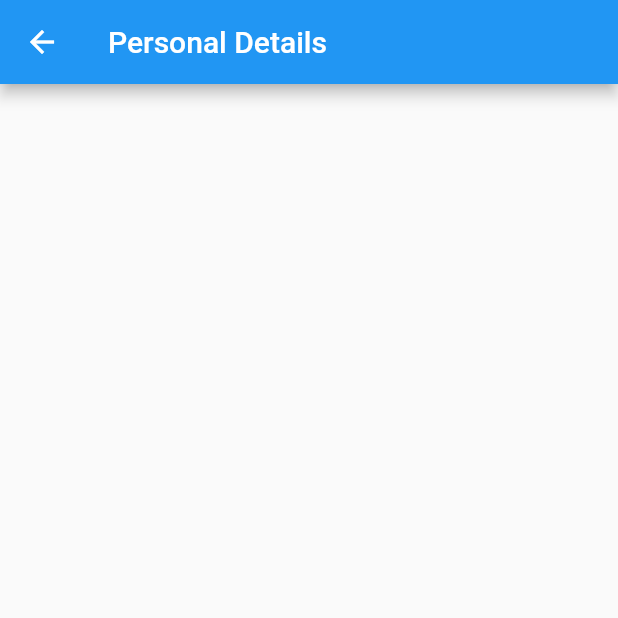
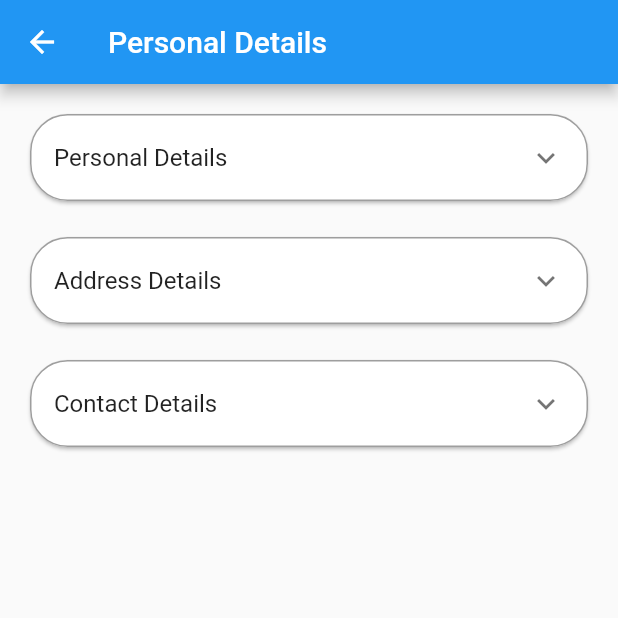
Before and after one commit to Manoj882/flutter_localization, a Flutter app: the PersonalDetailsPage screen opened directly, on a phone screen of 412 x 824 dp, the top half of it. Run offline on Flutter 3.47's test engine with Material 2 defaults, Android fonts, the phone set to English and light mode, and no system bars; generated files the repository leaves out were written again.

Commit message:
made custom expandable widget

```diff
--- a/lib/pages/personal_details_page.dart
+++ b/lib/pages/personal_details_page.dart
@@ -2,6 +2,10 @@
 
 import 'package:flutter/material.dart';
 import 'package:flutter_gen/gen_l10n/app_localizations.dart';
+import 'package:flutter_localization_app/utils/custom_expandable_widget.dart';
+import 'package:flutter_localization_app/widgets/tile_widgets/address_details_tile/address_details_tile.dart';
+import 'package:flutter_localization_app/widgets/tile_widgets/contact_details_tile/contact_details_tile.dart';
+import 'package:flutter_localization_app/widgets/tile_widgets/personal_details_tile/personal_details_tile.dart';
 
 class PersonalDetailsPage extends StatelessWidget {
   const PersonalDetailsPage({super.key});
@@ -10,6 +14,24 @@ class PersonalDetailsPage extends StatelessWidget {
   Widget build(BuildContext context) {
     return Scaffold(
       appBar: AppBar(title: Text(AppLocalizations.of(context)!.personalDetails),),
+      body: Padding(
+        padding: const EdgeInsets.symmetric(vertical: 16, horizontal: 16),
+        child: SingleChildScrollView(
+          physics: const BouncingScrollPhysics(),
+          child: Column(
+            mainAxisAlignment: MainAxisAlignment.start,
+            crossAxisAlignment: CrossAxisAlignment.start,
+            children: [
+              PersonalDetailsTile(),
+              SizedBox(height: 16,),
+              AddressDetailsTile(),
+              SizedBox(height: 16,),
+              ContactDetailsTile(),
+
+            ],
+          ),
+        ),
+      ),
     );
   }
 }
--- /dev/null
+++ b/lib/utils/custom_expandable_widget.dart
@@ -0,0 +1,65 @@
+import 'package:flutter/material.dart';
+
+class CustomExpandableWidget extends StatefulWidget {
+  const CustomExpandableWidget({
+    required this.tileTitle,
+    required this.tileWidget,
+    super.key});
+
+  final String tileTitle;
+  final Widget tileWidget;
+
+  @override
+  State<CustomExpandableWidget> createState() => _CustomExpandableWidgetState();
+}
+
+class _CustomExpandableWidgetState extends State<CustomExpandableWidget> {
+
+  UniqueKey? _tileKey;
+  bool _isExpanded = false;
+
+  void expandTile() {
+    setState(() {
+      _isExpanded = true;
+      _tileKey = UniqueKey();
+    });
+  }
+
+  void shrinkTile() {
+    setState(() {
+      _isExpanded = false;
+      _tileKey = UniqueKey();
+    });
+  }
+
+
+  @override
+  Widget build(BuildContext context) {
+    return Theme(
+      data: Theme.of(context).copyWith(dividerColor: Colors.transparent),
+      child: Card(
+        shape: RoundedRectangleBorder(
+          borderRadius: BorderRadius.circular(25),
+          side: BorderSide(color: Colors.grey.shade500),
+        ),
+
+
+        child: ExpansionTile(
+          key: _tileKey,
+          initiallyExpanded: _isExpanded,
+          title: Text(widget.tileTitle),
+          onExpansionChanged: (isExapnded){
+            setState(() {
+              _isExpanded = isExapnded;
+            });
+          },
+          childrenPadding: const  EdgeInsets.only(right: 16, left: 16, bottom: 16),
+          children: [
+            _isExpanded ? widget.tileWidget : const SizedBox.shrink(),
+          ],
+
+        ),
+      ),
+    );
+  }
+}
--- /dev/null
+++ b/lib/widgets/tile_widgets/address_details_tile/address_details_tile.dart
@@ -0,0 +1,25 @@
+import 'package:flutter/cupertino.dart';
+import 'package:flutter/src/widgets/container.dart';
+import 'package:flutter/src/widgets/framework.dart';
+import 'package:flutter_localization_app/utils/custom_expandable_widget.dart';
+import 'package:flutter_localization_app/widgets/tile_widgets/address_details_tile/permanent_address_tile.dart';
+import 'package:flutter_localization_app/widgets/tile_widgets/address_details_tile/temporary_address_tile.dart';
+
+class AddressDetailsTile extends StatelessWidget {
+  const AddressDetailsTile({super.key});
+
+  @override
+  Widget build(BuildContext context) {
+    return CustomExpandableWidget(
+      tileTitle: 'Address Details',
+      tileWidget: Column(
+      children: [
+        PermanentAddressTile(),
+        SizedBox(height: 16,),
+        TemporaryAddresstile(),
+
+      ],
+    ),
+    );
+  }
+}
--- /dev/null
+++ b/lib/widgets/tile_widgets/contact_details_tile/contact_details_tile.dart
@@ -0,0 +1,32 @@
+import 'package:flutter/material.dart';
+import 'package:flutter_localization_app/utils/custom_expandable_widget.dart';
+import 'package:flutter_localization_app/utils/custom_text_form_field.dart';
+
+class ContactDetailsTile extends StatelessWidget {
+  ContactDetailsTile({super.key});
+
+  final phoneController = TextEditingController();
+  final emailController = TextEditingController();
+
+  @override
+  Widget build(BuildContext context) {
+    return CustomExpandableWidget(
+      tileTitle: 'Contact Details',
+      tileWidget: Column(
+        children: [
+          CustomTextFormField(
+            controller: phoneController,
+            hintText: 'Phone Number',
+          ),
+          SizedBox(
+            height: 16,
+          ),
+          CustomTextFormField(
+            controller: emailController,
+            hintText: 'Email Address',
+          ),
+        ],
+      ),
+    );
+  }
+}
--- /dev/null
+++ b/lib/widgets/tile_widgets/personal_details_tile/personal_details_tile.dart
@@ -0,0 +1,43 @@
+import 'package:flutter/material.dart';
+import 'package:flutter_localization_app/utils/custom_expandable_widget.dart';
+import 'package:flutter_localization_app/utils/custom_text_form_field.dart';
+
+class PersonalDetailsTile extends StatelessWidget {
+  PersonalDetailsTile({super.key});
+
+  final firstNameController = TextEditingController();
+  final middleNameController = TextEditingController();
+  final lastNameController = TextEditingController();
+  final dateOfBirthController = TextEditingController();
+
+  @override
+  Widget build(BuildContext context) {
+    return CustomExpandableWidget(
+      tileTitle: 'Personal Details',
+      tileWidget: Column(
+        children: [
+          CustomTextFormField(
+            controller: firstNameController,
+            keyboardType: TextInputType.name,
+            textInputAction: TextInputAction.next,
+            hintText: 'First Name',
+          ),
+          SizedBox(height: 16,),
+          CustomTextFormField(
+            controller: middleNameController,
+            keyboardType: TextInputType.name,
+            textInputAction: TextInputAction.next,
+            hintText: 'Middle Name',
+          ),
+          SizedBox(height: 16,),
+          CustomTextFormField(
+            controller: lastNameController,
+            keyboardType: TextInputType.name,
+            textInputAction: TextInputAction.next,
+            hintText: 'Last Name',
+          ),
+        ],
+      ),
+    );
+  }
+}
--- a/pubspec.yaml
+++ b/pubspec.yaml
@@ -37,6 +37,7 @@ dependencies:
   # Use with the CupertinoIcons class for iOS style icons.
   cupertino_icons: ^1.0.2
   provider: ^6.0.5
+  expandable: ^5.0.1
 
 dev_dependencies:
   flutter_test:
```
Also changed, not shown: lib/utils/custom_text_form_field.dart (added, +58 -0 lines), lib/widgets/tile_widgets/address_details_tile/permanent_address_tile.dart (added, +70 -0 lines), lib/widgets/tile_widgets/address_details_tile/temporary_address_tile.dart (added, +68 -0 lines), pubspec.lock, 2 other files.
